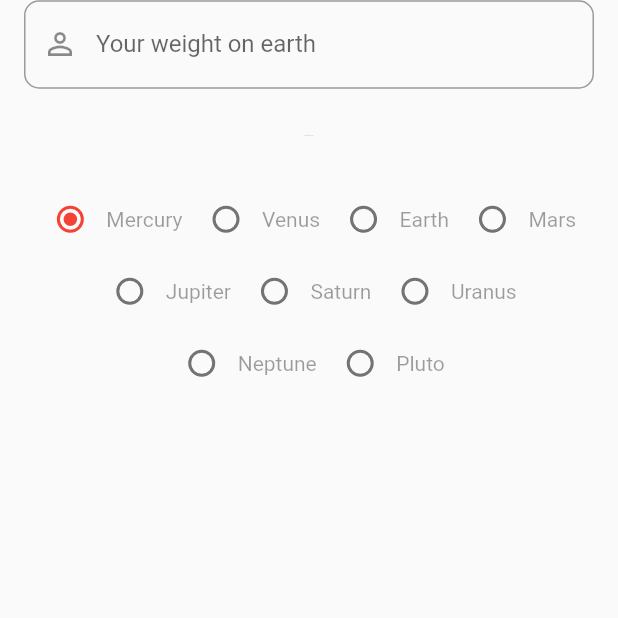
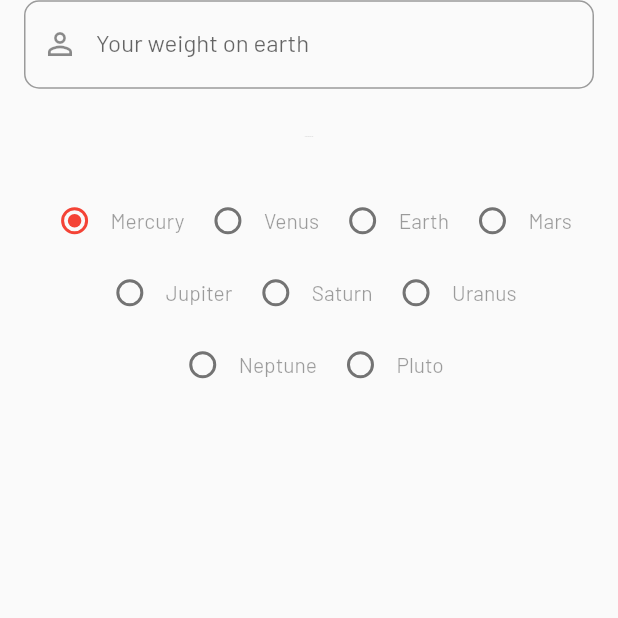
Before and after one commit to FabianVarela/weight_planet_calculator, a Flutter app: the screen it shows after launch, scrolled down 305 dp, on a phone screen of 412 x 824 dp, the top half of it. Run offline on Flutter 3.47's test engine with Material 2 defaults, Android fonts, the phone set to English and light mode, and no system bars.

Commit message:
Adding new font in theme data

```diff
--- a/lib/main.dart
+++ b/lib/main.dart
@@ -9,6 +9,7 @@ class MyApp extends StatelessWidget {
     return MaterialApp(
       title: 'Weight Planet Calculator',
       theme: ThemeData(
+        fontFamily: 'Barlow',
         primaryColor: Colors.blueGrey,
         backgroundColor: Colors.white,
       ),
```
